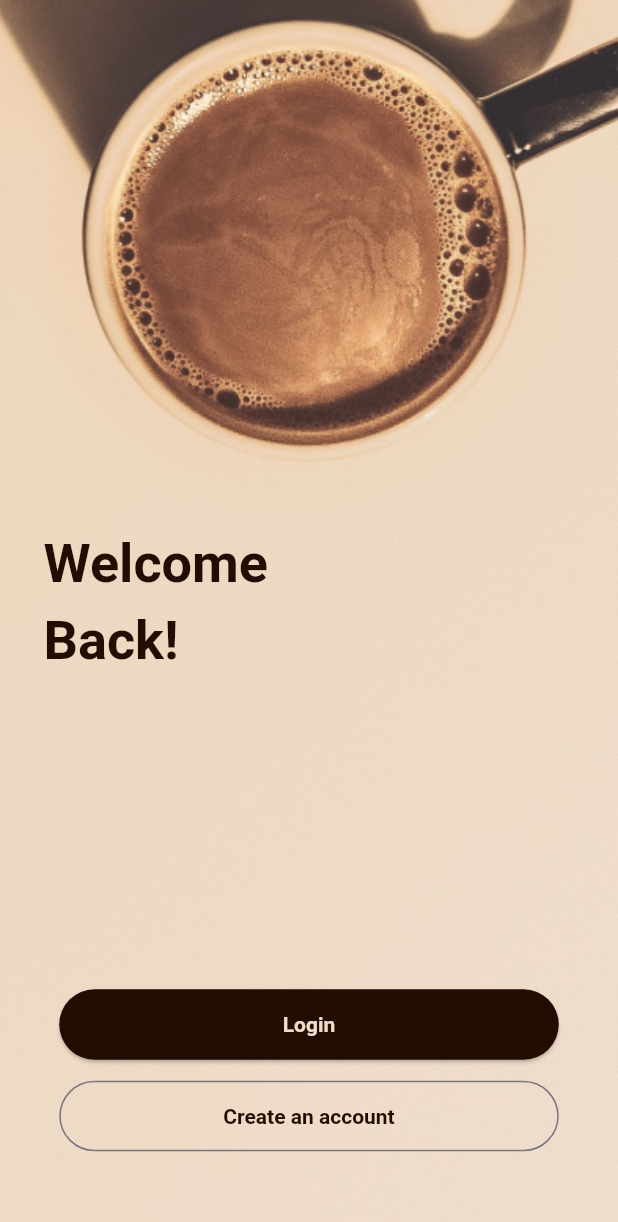
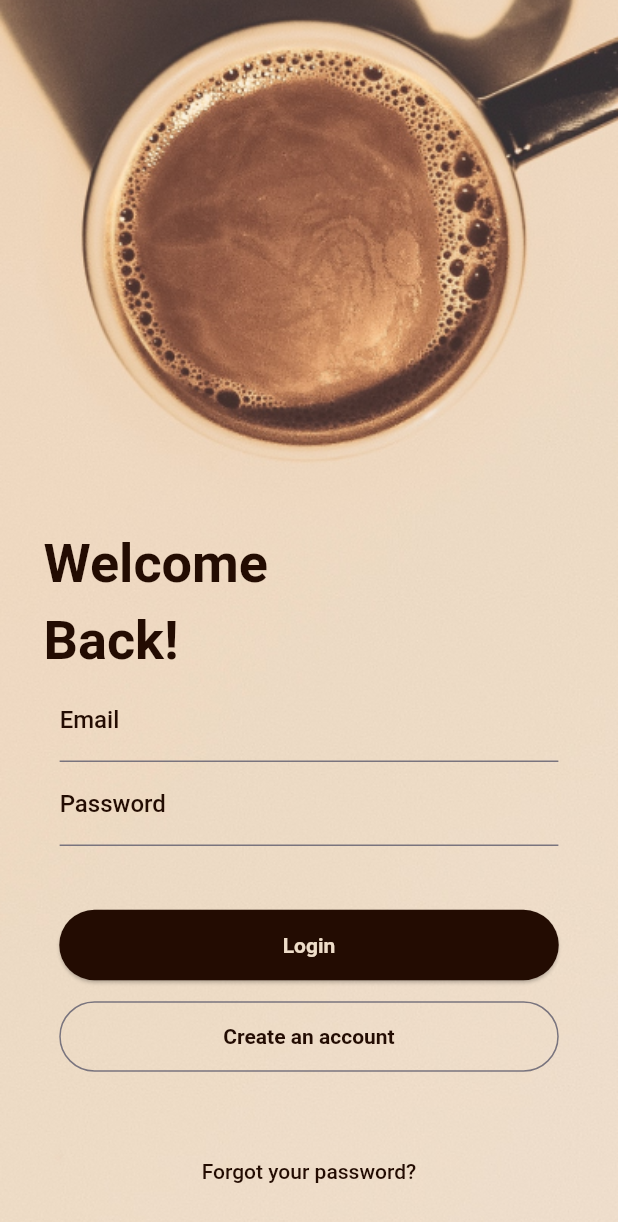
Before and after one commit to HkmPrmr/Coffe-Shop-Clean-Architecture, a Flutter app: the LogInPage screen opened by its route, after a tap on "Login", on a phone screen of 412 x 824 dp. Shown: the top 1222 px of the screen. Run offline on Flutter 3.47's test engine with Material 3 defaults, Android fonts, the phone set to English and light mode, and no system bars; Roboto replaces fonts that are missing (Josefin Sans, Poppins).

Commit message:
i've to make clean widget like textfield,i've to active the two button to continue design

```diff
--- a/lib/app_routes.dart
+++ b/lib/app_routes.dart
@@ -3,5 +3,6 @@ import 'dart:core';
 class AppRoutes {
 static const String welcome = "/welcome";
 static const String login = '/login';
+static const String fillData = '/filldata';
 static const String signup = '/signup';
 }
--- a/lib/main.dart
+++ b/lib/main.dart
@@ -1,6 +1,8 @@
 import 'package:flutter/material.dart';
 import 'package:widgets_overview_coffeshop/app_routes.dart';
+import 'package:widgets_overview_coffeshop/presentation/controllers/login_controller.dart';
 import 'package:widgets_overview_coffeshop/presentation/controllers/welcome_controller.dart';
+import 'package:widgets_overview_coffeshop/presentation/pages/login_signup/enter_p_datapage.dart';
 import 'package:widgets_overview_coffeshop/presentation/pages/login_signup/loginpage.dart';
 import 'package:widgets_overview_coffeshop/presentation/pages/welcompage.dart';
 
@@ -14,6 +16,7 @@ class MyApp extends StatelessWidget {
   @override
   Widget build(BuildContext context) {
     WelcomeController welcomeController = WelcomeController();
+    LoginController loginController = LoginController();
     return MaterialApp(
       debugShowCheckedModeBanner: false,
       initialRoute: AppRoutes.welcome,
@@ -24,8 +27,9 @@ class MyApp extends StatelessWidget {
           });
         },
         AppRoutes.login: (context) {
-          return LogInPage();
-        }
+          return LogInPage(goToFillData: () { return loginController.gotToFillDataPage(context); },);
+        },
+        AppRoutes.fillData:(context)=>PersonalLoginData(),
       },
     );
   }
--- /dev/null
+++ b/lib/presentation/controllers/login_controller.dart
@@ -0,0 +1,8 @@
+import 'package:flutter/material.dart';
+import 'package:widgets_overview_coffeshop/app_routes.dart';
+
+class LoginController {
+  void gotToFillDataPage(BuildContext context){
+    Navigator.pushNamed(context, AppRoutes.fillData);
+  }
+}
--- /dev/null
+++ b/lib/presentation/pages/login_signup/enter_p_datapage.dart
@@ -0,0 +1,184 @@
+import 'package:flutter/material.dart';
+
+class PersonalLoginData extends StatelessWidget {
+  const PersonalLoginData({super.key});
+
+  @override
+  Widget build(BuildContext context) {
+    return Scaffold(
+      // resizeToAvoidBottomInset: false,
+      body: SingleChildScrollView(
+        child: Container(
+          height: MediaQuery.of(context).size.height,
+          width: MediaQuery.of(context).size.width,
+          decoration: BoxDecoration(
+            image: DecorationImage(
+              image: AssetImage('assets/images/unsplashbackgroundimage.png'),
+              fit: BoxFit.cover,
+            ),
+          ),
+          child: Column(
+            crossAxisAlignment: CrossAxisAlignment.center,
+            children: [
+              SizedBox(
+                height: 350,
+              ),
+              Row(
+                children: [
+                  Padding(
+                    padding: const EdgeInsets.only(left: 29),
+                    child: Text(
+                      'Welcome \nBack!',
+                      style: TextStyle(
+                        color: Color.fromRGBO(35, 12, 2, 1),
+                        fontFamily: 'Josefin Sans',
+                        fontWeight: FontWeight.w700,
+                        fontSize: 36,
+                        letterSpacing: 0,
+                      ),
+                    ),
+                  ),
+                ],
+              ),
+              SizedBox(
+                width: 332.5,
+                height: 56,
+                child: TextField(
+                  cursorColor: Color.fromRGBO(35, 12, 2, 1),
+                  decoration: InputDecoration(
+                    focusedBorder: UnderlineInputBorder(
+                      borderSide: BorderSide(
+                        color: Color.fromRGBO(35, 12, 2, 1),
+                        width: 0.5,
+                      ),
+                    ),
+                    label: Text(
+                      'Email',
+                      style: TextStyle(
+                        color: Color.fromRGBO(35, 12, 2, 1),
+                        fontFamily: 'Poppins',
+                        fontWeight: FontWeight.w500,
+                        fontSize: 16,
+                        letterSpacing: 0,
+                      ),
+                      textAlign: TextAlign.center,
+                    ),
+                    border: UnderlineInputBorder(
+                      borderSide: BorderSide(
+                        color: Color.fromRGBO(35, 12, 2, 1),
+                        width: 0.5,
+                      ),
+                    ),
+                  ),
+                ),
+              ),
+              SizedBox(
+                width: 332.5,
+                height: 56,
+                child: TextField(
+                  cursorColor: Color.fromRGBO(35, 12, 2, 1),
+                  decoration: InputDecoration(
+                    focusedBorder: UnderlineInputBorder(
+                      borderSide: BorderSide(
+                        color: Color.fromRGBO(35, 12, 2, 1),
+                        width: 0.5,
+                      ),
+                    ),
+                    label: Text(
+                      'Password',
+                      style: TextStyle(
+                        color: Color.fromRGBO(35, 12, 2, 1),
+                        fontFamily: 'Poppins',
+                        fontWeight: FontWeight.w500,
+                        fontSize: 16,
+                        letterSpacing: 0,
+                      ),
+                      textAlign: TextAlign.center,
+                    ),
+                    border: UnderlineInputBorder(
+                      borderSide: BorderSide(
+                        color: Color.fromRGBO(35, 12, 2, 1),
+                        width: 0.5,
+                      ),
+                    ),
+                  ),
+                ),
+              ),
+              SizedBox(
+                height: 42,
+              ),
+              ElevatedButton(
+                onPressed: () {},
+                style: ElevatedButton.styleFrom(
+                  fixedSize: Size(333, 47),
+                  backgroundColor: Color.fromRGBO(35, 12, 2, 1),
+                  shape: RoundedRectangleBorder(
+                    borderRadius: BorderRadius.all(
+                      Radius.circular(40),
+                    ),
+                  ),
+                ),
+                child: Text(
+                  'Login',
+                  style: TextStyle(
+                    color: Color.fromRGBO(238, 221, 201, 1),
+                    fontFamily: 'Poppins',
+                    fontWeight: FontWeight.w600,
+                    fontSize: 14,
+                    letterSpacing: 0,
+                  ),
+                  textAlign: TextAlign.center,
+                ),
+              ),
+              SizedBox(
+                height: 13,
+              ),
+              OutlinedButton(
+                style: ElevatedButton.styleFrom(
+                  fixedSize: Size(333, 47),
+                  shape: RoundedRectangleBorder(
+                      borderRadius: BorderRadius.all(
+                        Radius.circular(40),
+                      ),
+                      side: BorderSide(
+                        width: 2,
+                        color: Color.fromRGBO(35, 12, 2, 1),
+                      )),
+                ),
+                onPressed: () {},
+                child: Text(
+                  'Create an account',
+                  style: TextStyle(
+                    color: Color.fromRGBO(35, 12, 2, 1),
+                    fontFamily: 'Poppins',
+                    fontWeight: FontWeight.w600,
+                    fontSize: 14,
+                    letterSpacing: 0,
+                  ),
+                  textAlign: TextAlign.center,
+                ),
+              ),
+              SizedBox(
+                height: 42,
+              ),
+              TextButton(
+                onPressed: () {},
+                child: Text(
+                  'Forgot your password?',
+                  style: TextStyle(
+                    color: Color.fromRGBO(35, 12, 2, 1),
+                    fontFamily: 'Poppins',
+                    fontWeight: FontWeight.w500,
+                    fontSize: 14,
+                    letterSpacing: 0,
+                  ),
+                  textAlign: TextAlign.center,
+                ),
+              ),
+            ],
+          ),
+        ),
+      ),
+    );
+  }
+}
--- a/lib/presentation/pages/login_signup/loginpage.dart
+++ b/lib/presentation/pages/login_signup/loginpage.dart
@@ -1,8 +1,8 @@
 import 'package:flutter/material.dart';
 
 class LogInPage extends StatelessWidget {
-  const LogInPage({super.key});
-
+  const LogInPage({super.key, required this.goToFillData});
+  final VoidCallback goToFillData;
   @override
   Widget build(BuildContext context) {
     return Scaffold(
@@ -42,7 +42,7 @@ class LogInPage extends StatelessWidget {
               height: 207,
             ),
             ElevatedButton(
-              onPressed: () {},
+              onPressed: goToFillData,
               style: ElevatedButton.styleFrom(
                 fixedSize: Size(333, 47),
                 backgroundColor: Color.fromRGBO(35, 12, 2, 1),
```
